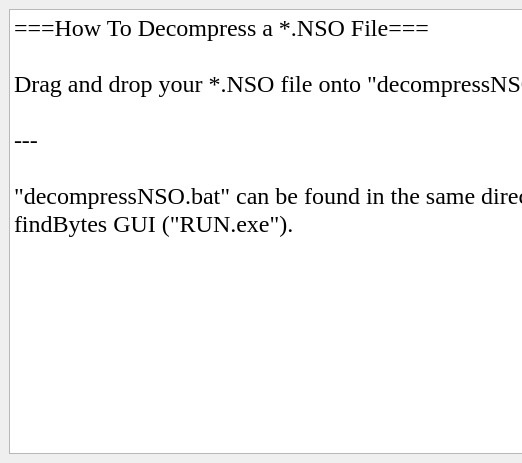
Above: resources/interfaces/decompressNSOInstructions/decompressNSOInstructions.ui from tiliarou/findBytes-GUI before the change; both pictures show x 0 to 522 and y 0 to 463 of the 782 by 463 pixel window. Below: the same form after it.
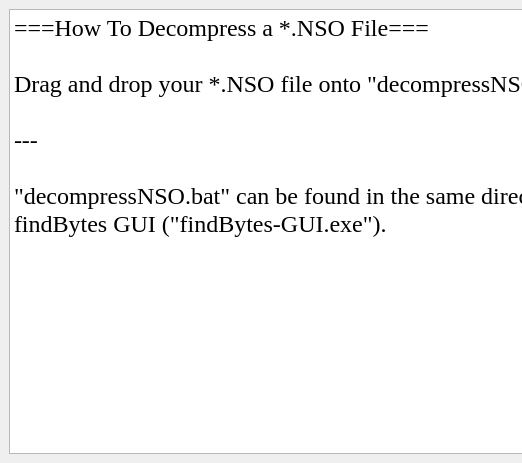
That is the form after the change.

Patch:
```diff
--- a/resources/interfaces/decompressNSOInstructions/decompressNSOInstructions.ui
+++ b/resources/interfaces/decompressNSOInstructions/decompressNSOInstructions.ui
@@ -36,7 +36,7 @@
 
 ---
 
-&quot;decompressNSO.bat&quot; can be found in the same directory as where you run findBytes GUI (&quot;RUN.exe&quot;).</string>
+&quot;decompressNSO.bat&quot; can be found in the same directory as where you run findBytes GUI (&quot;findBytes-GUI.exe&quot;).</string>
       </property>
      </widget>
     </item>
```
